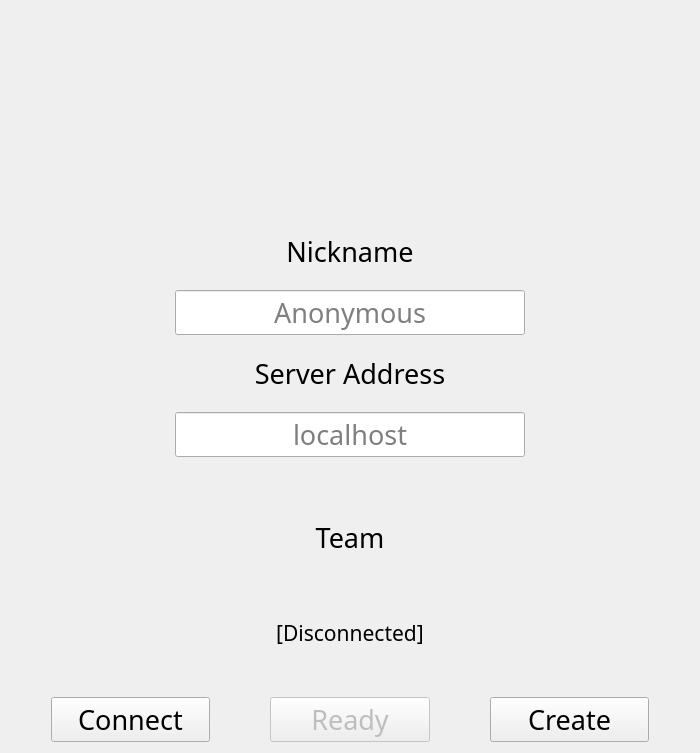
Old version of the form src/startWindow/startWindow.ui in the repository Generals-OI/Generals.OI.
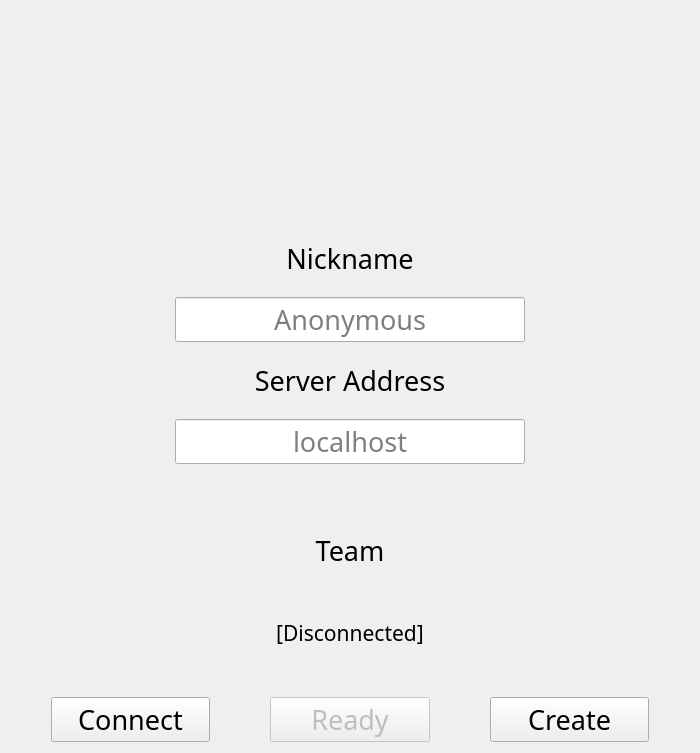
New version of the form. Icons and pictures are not drawn.

Commit message: feat: Make the size of `StartWindow` always adapt to its contents

Patch:
```diff
--- a/src/startWindow/startWindow.ui
+++ b/src/startWindow/startWindow.ui
@@ -26,7 +26,7 @@
   <property name="windowTitle">
    <string>MainWindow</string>
   </property>
-  <layout class="QVBoxLayout" name="verticalLayout_2">
+  <layout class="QVBoxLayout" name="verticalLayout">
    <item>
     <layout class="QHBoxLayout" name="hlImage">
      <property name="topMargin">
@@ -319,39 +319,6 @@
        </property>
       </widget>
      </item>
-     <item>
-      <layout class="QHBoxLayout" name="hlTeam">
-       <property name="spacing">
-        <number>20</number>
-       </property>
-       <item>
-        <spacer name="hsTeam1">
-         <property name="orientation">
-          <enum>Qt::Horizontal</enum>
-         </property>
-         <property name="sizeHint" stdset="0">
-          <size>
-           <width>40</width>
-           <height>20</height>
-          </size>
-         </property>
-        </spacer>
-       </item>
-       <item>
-        <spacer name="hsTeam2">
-         <property name="orientation">
-          <enum>Qt::Horizontal</enum>
-         </property>
-         <property name="sizeHint" stdset="0">
-          <size>
-           <width>40</width>
-           <height>20</height>
-          </size>
-         </property>
-        </spacer>
-       </item>
-      </layout>
-     </item>
     </layout>
    </item>
    <item>
@@ -368,7 +335,7 @@
     </spacer>
    </item>
    <item>
-    <layout class="QVBoxLayout" name="verticalLayout">
+    <layout class="QVBoxLayout" name="vlBottom">
      <property name="spacing">
       <number>20</number>
      </property>
```
The commit also changes 2 other files.
